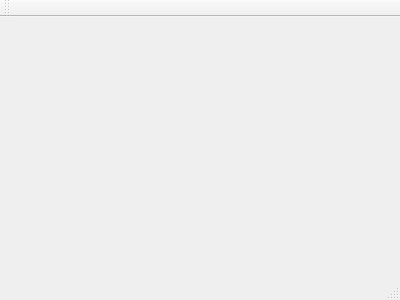
Qt form duit.ui (Esentiel/duit) before a commit.
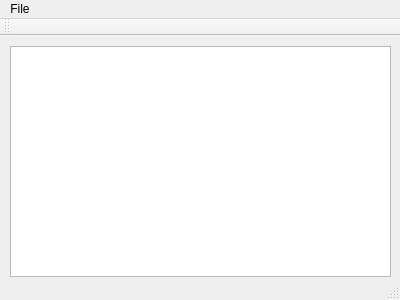
The same form after that commit.

Commit message: list view added. custom class for event added.

Patch:
```diff
--- a/duit.ui
+++ b/duit.ui
@@ -12,13 +12,51 @@
   <property name="windowTitle" >
    <string>MainWindow</string>
   </property>
-  <widget class="QMenuBar" name="menuBar" />
-  <widget class="QToolBar" name="mainToolBar" />
-  <widget class="QWidget" name="centralWidget" />
-  <widget class="QStatusBar" name="statusBar" />
+  <widget class="QWidget" name="centralWidget">
+   <widget class="QListView" name="eventsView">
+    <property name="geometry">
+     <rect>
+      <x>10</x>
+      <y>10</y>
+      <width>381</width>
+      <height>231</height>
+     </rect>
+    </property>
+   </widget>
+  </widget>
+  <widget class="QMenuBar" name="menuBar">
+   <property name="geometry">
+    <rect>
+     <x>0</x>
+     <y>0</y>
+     <width>400</width>
+     <height>21</height>
+    </rect>
+   </property>
+   <widget class="QMenu" name="menuTst">
+    <property name="title">
+     <string>File</string>
+    </property>
+    <addaction name="actionExit"/>
+   </widget>
+   <addaction name="menuTst"/>
+  </widget>
+  <widget class="QToolBar" name="mainToolBar">
+   <attribute name="toolBarArea">
+    <enum>TopToolBarArea</enum>
+   </attribute>
+   <attribute name="toolBarBreak">
+    <bool>false</bool>
+   </attribute>
+  </widget>
+  <widget class="QStatusBar" name="statusBar"/>
+  <action name="actionExit">
+   <property name="text">
+    <string>Exit</string>
+   </property>
+  </action>
  </widget>
- <layoutDefault spacing="6" margin="11" />
- <pixmapfunction></pixmapfunction>
+ <layoutdefault spacing="6" margin="11"/>
  <resources/>
  <connections/>
 </ui>
```
Left out of the diff: 7 changed lines with no effect on the pictures. The commit also changes 7 other files.
